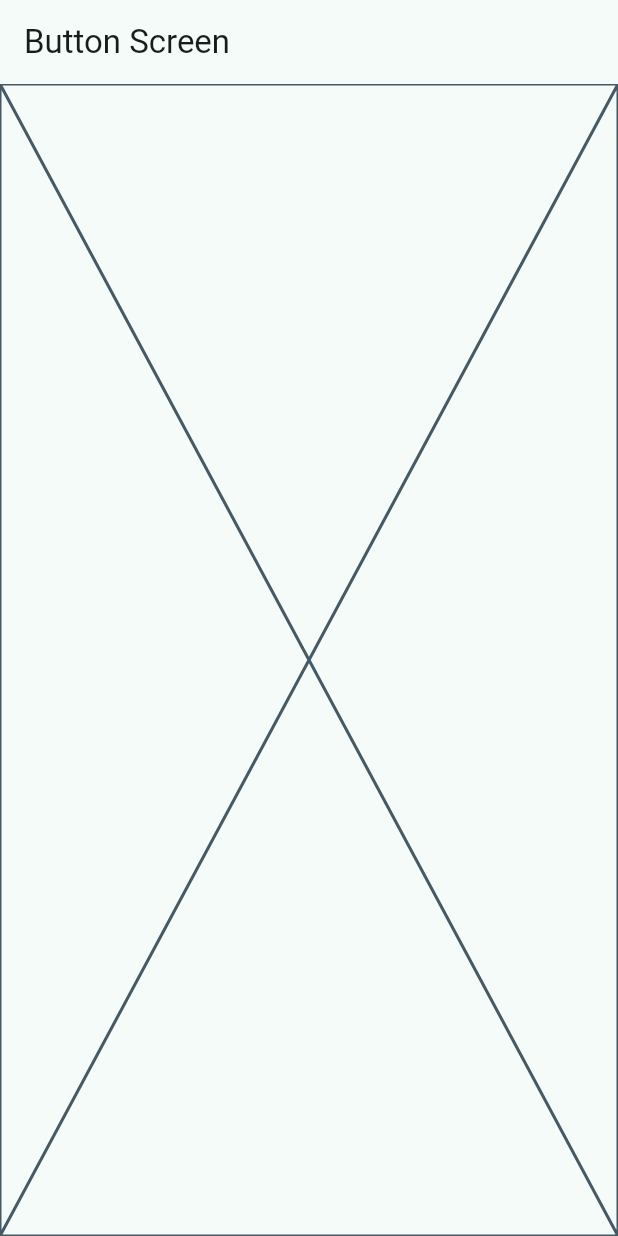
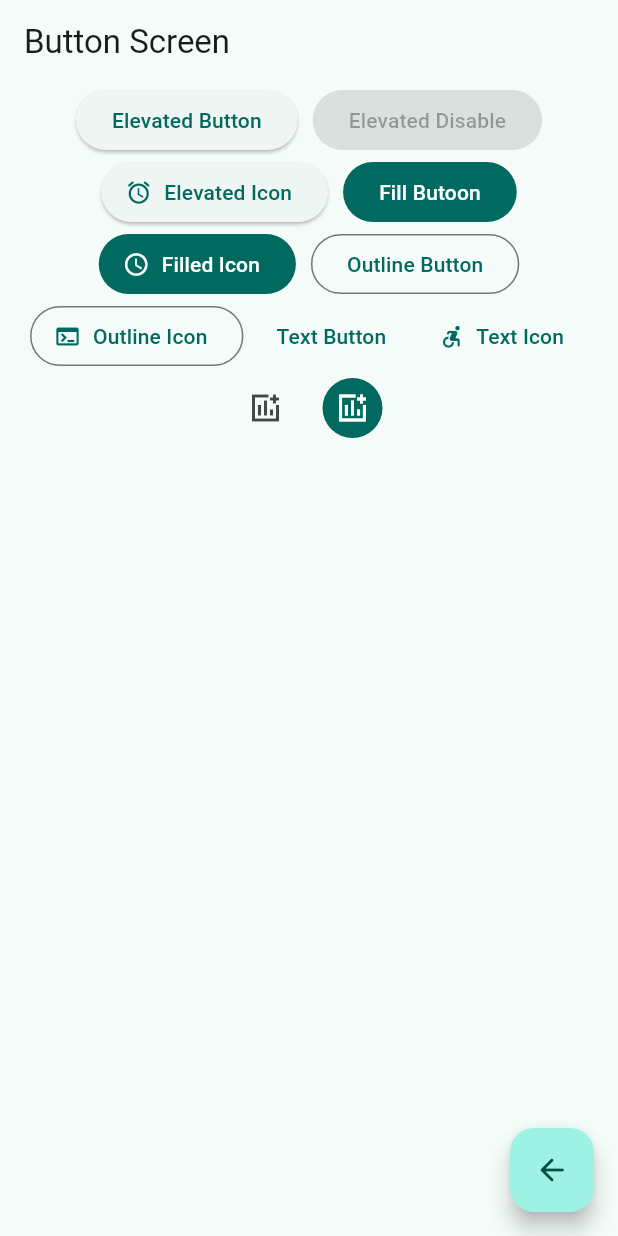
Before and after one commit to AFRT927/widgtes_app, a Flutter app: the ButtonScreen screen opened by its route, on a phone screen of 412 x 824 dp. Run offline on Flutter 3.47's test engine with Material 2 defaults, Android fonts, the phone set to English and light mode, and no system bars; our stand-ins replace go_router.

Commit message:
adding buttons to buttons screen

```diff
--- a/lib/presentation/screens/buttons/buttons_screen.dart
+++ b/lib/presentation/screens/buttons/buttons_screen.dart
@@ -1,4 +1,5 @@
 import 'package:flutter/material.dart';
+import 'package:go_router/go_router.dart';
 
 class ButtonScreen extends StatelessWidget {
 
@@ -12,7 +13,56 @@ class ButtonScreen extends StatelessWidget {
       appBar: AppBar(
         title: const Text('Button Screen'),
       ),
-      body: const Placeholder(),
+      body: _Buttons_view(),
+      floatingActionButton: FloatingActionButton(
+        onPressed: (){
+          context.pop();
+        },
+        child: const Icon(
+          Icons.arrow_back_rounded
+        ),
+        ),
     );
   }
 }
+
+class _Buttons_view extends StatelessWidget {
+  const _Buttons_view();
+
+  @override
+  Widget build(BuildContext context) {
+
+    final colors = Theme.of(context).colorScheme;
+
+    return SizedBox(
+      width: double.infinity,
+      child: Padding(
+        padding: EdgeInsets.symmetric(horizontal: 10),
+        child: Wrap(
+          spacing: 10,
+          alignment: WrapAlignment.center,
+          children: [
+            ElevatedButton(onPressed: (){}, child: Text('Elevated Button')),
+            ElevatedButton(onPressed: null, child: Text('Elevated Disable')),
+            ElevatedButton.icon(onPressed: (){}, icon: Icon(Icons.access_alarm_rounded), label: Text('Elevated Icon')),
+            FilledButton(onPressed: (){}, child: Text('Fill Butoon')),
+            FilledButton.icon(onPressed: (){}, icon: Icon(Icons.access_time_outlined), label: Text('Filled Icon')),
+            OutlinedButton(onPressed: (){}, child: Text('Outline Button')),
+            OutlinedButton.icon(onPressed: (){}, icon: Icon(Icons.terminal), label: Text('Outline Icon')),
+            TextButton(onPressed: (){}, child: Text('Text Button')),
+            TextButton.icon(onPressed: (){}, icon: Icon(Icons.accessible_forward_rounded), label: Text('Text Icon')),
+            IconButton(onPressed: (){}, icon: Icon(Icons.add_chart_sharp)),
+            IconButton(
+              onPressed: (){},
+              icon: Icon(Icons.add_chart_sharp),
+              style: ButtonStyle(
+                backgroundColor: MaterialStatePropertyAll(colors.primary),
+                iconColor: MaterialStatePropertyAll(Colors.white)
+                ),),
+
+          ],
+        ),
+      ),
+    );
+  }
+}
--- a/lib/presentation/screens/home/home_screen.dart
+++ b/lib/presentation/screens/home/home_screen.dart
@@ -1,8 +1,7 @@
 import 'package:flutter/material.dart';
 import 'package:go_router/go_router.dart';
 import 'package:widgets_app/config/menu/menu_items.dart';
-import 'package:widgets_app/presentation/screens/buttons/buttons_screen.dart';
-import 'package:widgets_app/presentation/screens/cards/card_screen.dart';
+
 
 class HomeScreen extends StatelessWidget {
 
```
